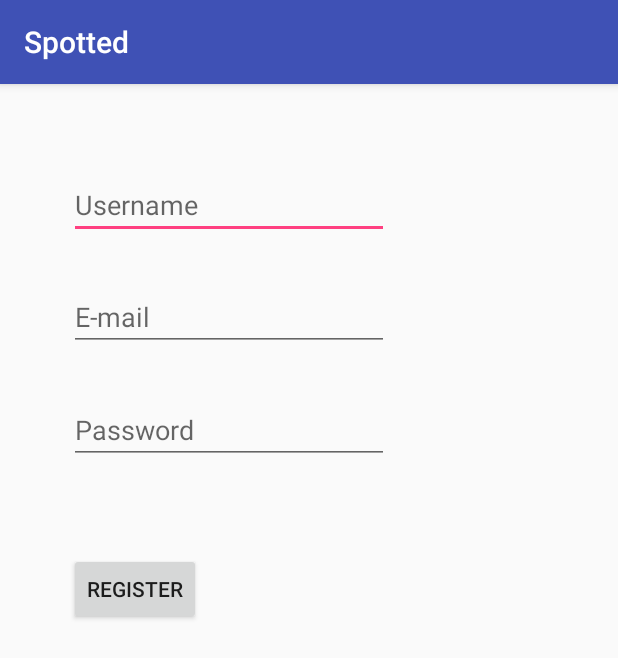
After one commit to Wisienkas/Spotted, an Android app: the Register_Activity screen opened directly, with no data from a screen before it, on a phone screen of 412 x 824 dp. The commit adds this screen. Shown: the top 658 px of the screen. Run offline under Robolectric (Android 15) with nearby library versions, the phone set to English and light mode, and no system bars.

Commit message:
Register Activity

```diff
--- a/app/src/main/AndroidManifest.xml
+++ b/app/src/main/AndroidManifest.xml
@@ -15,6 +15,7 @@
                 <category android:name="android.intent.category.LAUNCHER" />
             </intent-filter>
         </activity>
+        <activity android:name=".Register_Activity"></activity>
     </application>
 
 </manifest>
--- /dev/null
+++ b/app/src/main/java/io/mlh/spotted/spotted/Register_Activity.java
@@ -0,0 +1,54 @@
+package io.mlh.spotted.spotted;
+
+import android.os.Bundle;
+import android.support.v7.app.AppCompatActivity;
+import android.view.View;
+import android.widget.Button;
+import android.widget.EditText;
+
+public class Register_Activity extends AppCompatActivity {
+
+    private EditText rName;
+    private EditText rEmail;
+    private EditText rPassword;
+    private Button rButton;
+    @Override
+    protected void onCreate(Bundle savedInstanceState) {
+        super.onCreate(savedInstanceState);
+        setContentView(R.layout.activity_register);
+
+        this.rName = (EditText)findViewById(R.id.registerName);
+        this.rEmail = (EditText)findViewById(R.id.registerEmail);
+        this.rPassword = (EditText)findViewById(R.id.registerPassword);
+        this.rButton = (Button) findViewById(R.id.registerButton);
+
+    rButton.setOnClickListener(new View.OnClickListener() {
+        @Override
+        public void onClick(View v) {
+/*
+            String username = rName.getText().toString().trim();
+            String email = rEmail.getText().toString().trim();
+            String password = rPassword.getText().toString().trim();
+
+            ParseUser user = new ParseUser();
+            user.setUsername(username);
+            user.setEmail(email);
+            user.setPassword(password);/*
+            user.signUpInBackground(new SignUpCallback() {
+                @Override
+                public void done(ParseException e) {
+                    if(e == null){
+                        // User registered with success
+                        Toast.makeText(Register_Activity.this,"Register successful", Toast.LENGTH_LONG).show();
+
+                    } else{
+                        // There was an error.
+                        Toast.makeText(Register_Activity.this,"There was an error", Toast.LENGTH_LONG).show();
+                    }
+                }
+            });*/
+
+        }
+    });
+    }
+}
--- /dev/null
+++ b/app/src/main/res/layout/activity_register.xml
@@ -0,0 +1,57 @@
+<?xml version="1.0" encoding="utf-8"?>
+<RelativeLayout xmlns:android="http://schemas.android.com/apk/res/android"
+    xmlns:tools="http://schemas.android.com/tools"
+    android:layout_width="match_parent"
+    android:layout_height="match_parent"
+    android:paddingBottom="@dimen/activity_vertical_margin"
+    android:paddingLeft="@dimen/activity_horizontal_margin"
+    android:paddingRight="@dimen/activity_horizontal_margin"
+    android:paddingTop="@dimen/activity_vertical_margin"
+    tools:context="io.mlh.spotted.spotted.Register_Activity">
+
+    <Button
+        android:layout_width="wrap_content"
+        android:layout_height="wrap_content"
+        android:text="@string/registerButton"
+        android:id="@+id/registerButton"
+        android:layout_below="@+id/registerPassword"
+        android:layout_alignStart="@+id/registerPassword"
+        android:layout_marginTop="59dp" />
+
+    <EditText
+        android:layout_width="wrap_content"
+        android:layout_height="wrap_content"
+        android:inputType="textPersonName"
+        android:ems="10"
+        android:id="@+id/registerName"
+        android:layout_alignParentTop="true"
+        android:layout_alignParentStart="true"
+        android:layout_marginStart="30dp"
+        android:layout_marginTop="42dp"
+        android:hint="@string/hint_username"/>
+
+    <EditText
+        android:layout_width="wrap_content"
+        android:layout_height="wrap_content"
+        android:inputType="textPassword"
+        android:ems="10"
+        android:id="@+id/registerPassword"
+        android:layout_below="@+id/registerEmail"
+        android:layout_alignStart="@+id/registerEmail"
+        android:layout_marginTop="30dp"
+        android:hint="@string/hint_password"/>
+
+    <EditText
+        android:layout_width="wrap_content"
+        android:layout_height="wrap_content"
+        android:inputType="textEmailAddress"
+        android:ems="10"
+        android:id="@+id/registerEmail"
+        android:layout_marginTop="29dp"
+        android:layout_below="@+id/registerName"
+        android:layout_alignStart="@+id/registerName"
+        android:hint="@string/hint_email"
+        />
+
+
+</RelativeLayout>
--- a/app/src/main/res/values/strings.xml
+++ b/app/src/main/res/values/strings.xml
@@ -4,4 +4,8 @@
     <string name="email_username">Email (username)</string>
     <string name="signup_text">You can sign up or go home!</string>
     <string name="login_button_text">Login!</string>
+    <string name="hint_username">Username</string>
+    <string name="hint_password">Password</string>
+    <string name="hint_email">E-mail</string>
+    <string name="registerButton">Register</string>
 </resources>
```
